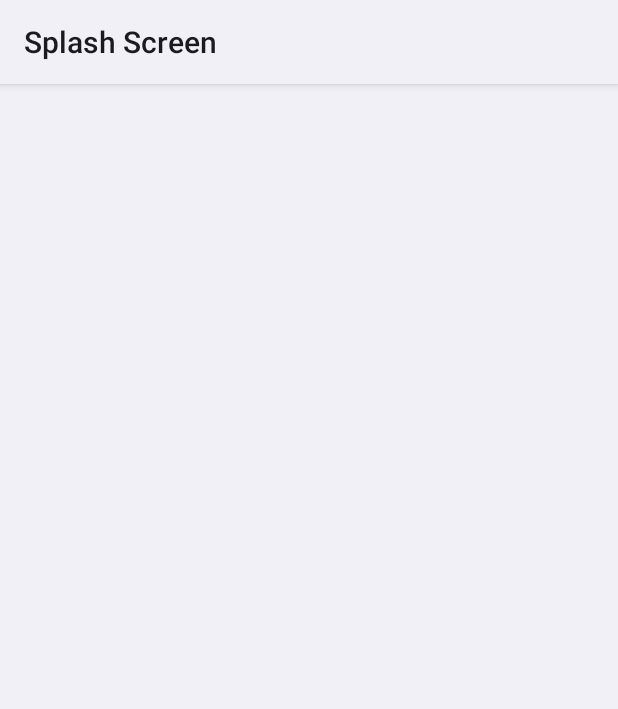
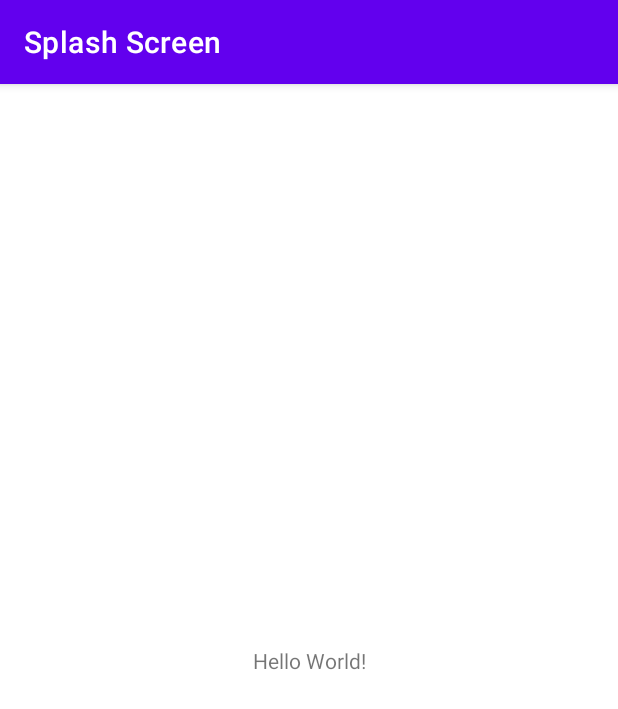
Before and after one commit to hanmajid/android-12-samples, an Android app: the screen it shows after launch (MainActivity), on a phone screen of 412 x 824 dp. Shown: the top 709 px of the screen. Run offline under Robolectric (Android 15) with nearby library versions, the phone set to English and light mode, and no system bars.

Commit message:
Finish splash-screen project

```diff
--- a/splash-screen/app/build.gradle
+++ b/splash-screen/app/build.gradle
@@ -40,4 +40,6 @@ dependencies {
     testImplementation 'junit:junit:4.13.2'
     androidTestImplementation 'androidx.test.ext:junit:1.1.3'
     androidTestImplementation 'androidx.test.espresso:espresso-core:3.4.0'
+
+    implementation 'androidx.core:core-splashscreen:1.0.0-beta01'
 }
--- a/splash-screen/app/src/main/AndroidManifest.xml
+++ b/splash-screen/app/src/main/AndroidManifest.xml
@@ -2,13 +2,14 @@
 <manifest xmlns:android="http://schemas.android.com/apk/res/android"
     package="com.hanmajid.android.snowcone.splashscreen">
 
+    <!-- Change the theme to @style/Theme.App.Starting.IconBackground to use the other theme. -->
     <application
         android:allowBackup="true"
         android:icon="@mipmap/ic_launcher"
         android:label="@string/app_name"
         android:roundIcon="@mipmap/ic_launcher_round"
         android:supportsRtl="true"
-        android:theme="@style/Theme.SplashScreen">
+        android:theme="@style/Theme.App.Starting">
         <activity
             android:name=".MainActivity"
             android:exported="true">
--- /dev/null
+++ b/splash-screen/app/src/main/res/drawable/animated_face.xml
@@ -0,0 +1,29 @@
+<animated-vector
+    xmlns:android="http://schemas.android.com/apk/res/android"
+    xmlns:aapt="http://schemas.android.com/aapt">
+    <aapt:attr name="android:drawable">
+        <vector
+            android:name="vector"
+            android:width="24dp"
+            android:height="24dp"
+            android:viewportWidth="24"
+            android:viewportHeight="24">
+            <path
+                android:name="path"
+                android:pathData="M 9 11.75 C 8.31 11.75 7.75 12.31 7.75 13 C 7.75 13.69 8.31 14.25 9 14.25 C 9.69 14.25 10.25 13.69 10.25 13 C 10.25 12.31 9.69 11.75 9 11.75 Z M 15 11.75 C 14.31 11.75 13.75 12.31 13.75 13 C 13.75 13.69 14.31 14.25 15 14.25 C 15.69 14.25 16.25 13.69 16.25 13 C 16.25 12.31 15.69 11.75 15 11.75 Z M 12 2 C 6.48 2 2 6.48 2 12 C 2 17.52 6.48 22 12 22 C 17.52 22 22 17.52 22 12 C 22 6.48 17.52 2 12 2 Z M 12 20 C 7.59 20 4 16.41 4 12 C 4 11.71 4.02 11.42 4.05 11.14 C 6.41 10.09 8.28 8.16 9.26 5.77 C 11.07 8.33 14.05 10 17.42 10 C 18.2 10 18.95 9.91 19.67 9.74 C 19.88 10.45 20 11.21 20 12 C 20 16.41 16.41 20 12 20 Z"
+                android:fillColor="#000"
+                android:strokeWidth="1"/>
+        </vector>
+    </aapt:attr>
+    <target android:name="path">
+        <aapt:attr name="android:animation">
+            <objectAnimator
+                android:propertyName="fillColor"
+                android:duration="2000"
+                android:valueFrom="#bb86fc"
+                android:valueTo="#ffffff"
+                android:valueType="colorType"
+                android:interpolator="@android:interpolator/fast_out_slow_in"/>
+        </aapt:attr>
+    </target>
+</animated-vector>
--- a/splash-screen/app/src/main/res/values-night/themes.xml
+++ b/splash-screen/app/src/main/res/values-night/themes.xml
@@ -1,6 +1,6 @@
 <resources xmlns:tools="http://schemas.android.com/tools">
     <!-- Base application theme. -->
-    <style name="Theme.SplashScreen" parent="Theme.MaterialComponents.DayNight.DarkActionBar">
+    <style name="App.Theme" parent="Theme.MaterialComponents.DayNight.DarkActionBar">
         <!-- Primary brand color. -->
         <item name="colorPrimary">@color/purple_200</item>
         <item name="colorPrimaryVariant">@color/purple_700</item>
--- a/splash-screen/app/src/main/res/values/themes.xml
+++ b/splash-screen/app/src/main/res/values/themes.xml
@@ -1,6 +1,6 @@
 <resources xmlns:tools="http://schemas.android.com/tools">
     <!-- Base application theme. -->
-    <style name="Theme.SplashScreen" parent="Theme.MaterialComponents.DayNight.DarkActionBar">
+    <style name="App.Theme" parent="Theme.MaterialComponents.DayNight.DarkActionBar">
         <!-- Primary brand color. -->
         <item name="colorPrimary">@color/purple_500</item>
         <item name="colorPrimaryVariant">@color/purple_700</item>
@@ -13,4 +13,21 @@
         <item name="android:statusBarColor" tools:targetApi="l">?attr/colorPrimaryVariant</item>
         <!-- Customize your theme here. -->
     </style>
+
+    <!-- Splash Screen Theme (API >= 31) -->
+    <style name="Theme.App.Starting" parent="Theme.SplashScreen">
+        <!-- The splash screen background, animated icon, and animation duration -->
+        <item name="windowSplashScreenBackground">@color/purple_200</item>
+        <item name="windowSplashScreenAnimatedIcon">@drawable/animated_face</item>
+        <item name="windowSplashScreenAnimationDuration">2000</item>
+        <item name="postSplashScreenTheme">@style/App.Theme</item>
+    </style>
+    <!-- Splash Screen Theme (API >= 31) with Icon Background! -->
+    <style name="Theme.App.Starting.IconBackground" parent="Theme.SplashScreen.IconBackground">
+        <item name="windowSplashScreenBackground">@color/purple_200</item>
+        <item name="windowSplashScreenAnimatedIcon">@drawable/animated_face</item>
+        <item name="windowSplashScreenAnimationDuration">2000</item>
+        <item name="windowSplashScreenIconBackgroundColor">@color/purple_700</item>
+        <item name="postSplashScreenTheme">@style/App.Theme</item>
+    </style>
 </resources>
```
Also changed, not shown: splash-screen/app/src/main/java/com/hanmajid/android/snowcone/splashscreen/MainActivity.kt (+69 -1 lines).
